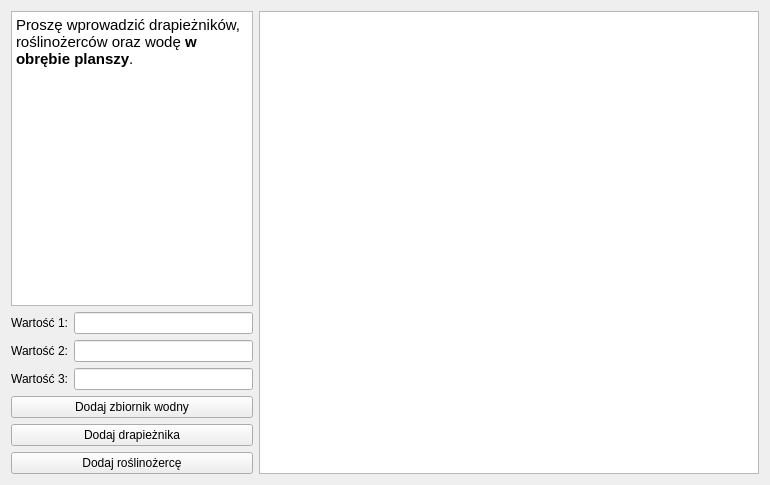
First picture: the form in src/TrueLife/View/creatorwidget.ui, repository ppawel11/True-Life, before the edit.
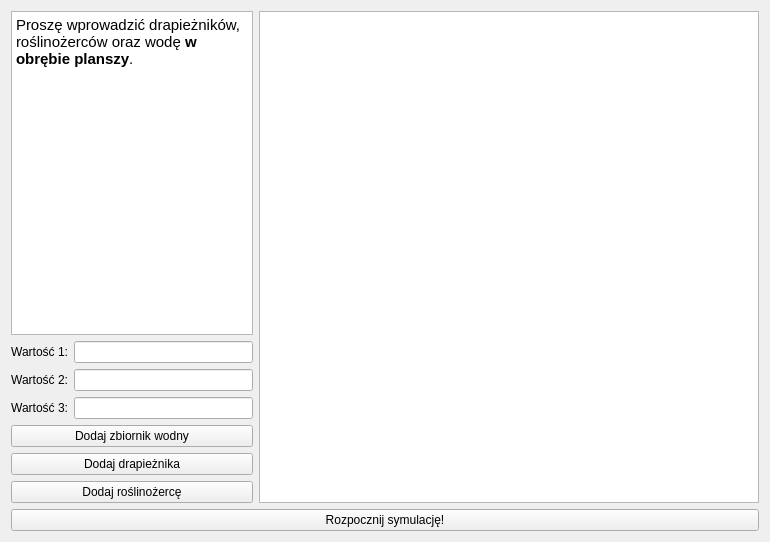
Second picture: the form after the edit.

Commit message: Sygnał do MainWindow, że czas rozpocząć symulację

Diff of the .ui file:
```diff
--- a/src/TrueLife/View/creatorwidget.ui
+++ b/src/TrueLife/View/creatorwidget.ui
@@ -7,7 +7,7 @@
     <x>0</x>
     <y>0</y>
     <width>770</width>
-    <height>485</height>
+    <height>542</height>
    </rect>
   </property>
   <property name="windowTitle">
@@ -106,6 +106,13 @@
      </item>
     </layout>
    </item>
+   <item row="3" column="0" colspan="2">
+    <widget class="QPushButton" name="startButton">
+     <property name="text">
+      <string>Rozpocznij symulację!</string>
+     </property>
+    </widget>
+   </item>
   </layout>
  </widget>
  <resources/>
```
Left out of the diff: 4 changed lines with no effect on the pictures. The commit also changes 4 other files.
